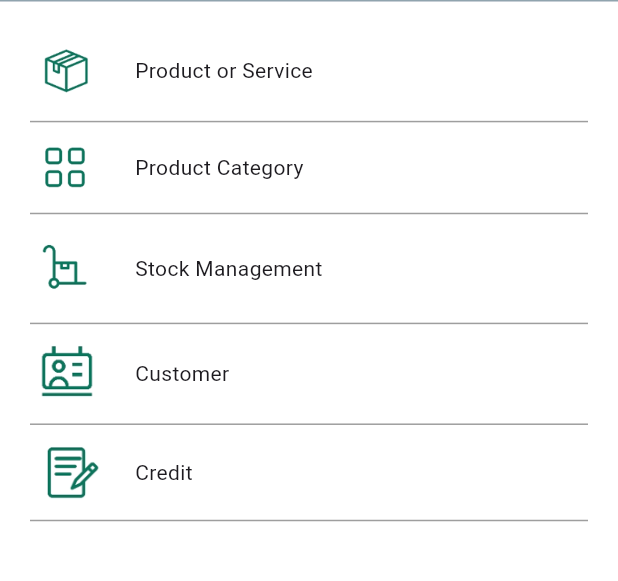
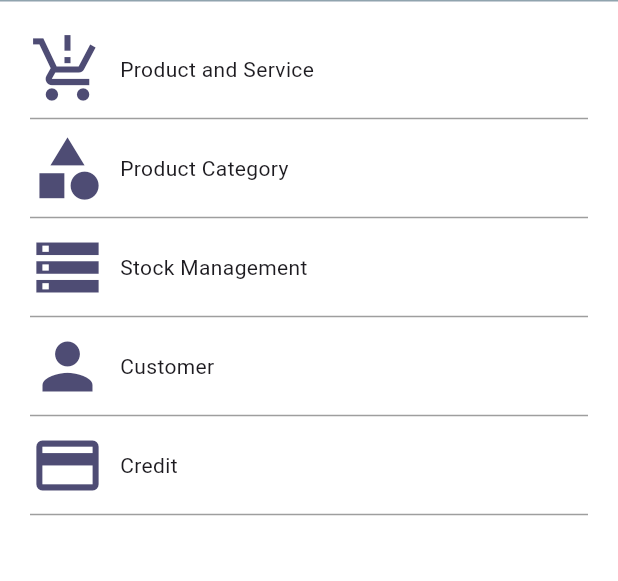
Before and after one commit to Farhanzh123/CashierSek, a Flutter app: the Management screen opened directly, on a phone screen of 412 x 824 dp, the part 84-665 px from its top. Run offline on Flutter 3.47's test engine with Material 3 defaults, Android fonts, the light colour scheme and no system bars; our stand-ins replace dotted_border, flutter_svg, image_picker.

Commit message:
class menuwidget "icon"

```diff
--- a/lib/page/drawerpages/Management.dart
+++ b/lib/page/drawerpages/Management.dart
@@ -45,166 +45,52 @@ class _ManagementState extends State<Management> {
             )),
       ),
       drawer: Drawer(
-          child: DrawerPage(),
-        // ListView(
-        //   padding: EdgeInsets.zero,
-        //   children: <Widget>[
-        //     Container(
-        //       height: MediaQuery.of(context).size.height * 0.2,
-        //       child: DrawerHeader(
-        //           decoration: BoxDecoration(
-        //             color: Colors.green,
-        //           ),
-        //           child: Center(
-        //             child: Column(
-        //               mainAxisAlignment: MainAxisAlignment.center,
-        //               children: [
-        //                 Row(
-        //                   children: [
-        //                     Column(
-        //                       children: [
-        //                         Icon(
-        //                           Icons.account_circle_sharp,
-        //                           size: 50,
-        //                         )
-        //                       ],
-        //                     ),
-        //                     SizedBox(
-        //                       width: 10,
-        //                     ),
-        //                     Column(
-        //                         crossAxisAlignment: CrossAxisAlignment.start,
-        //                         children: [
-        //                           Text(
-        //                             "Samtion",
-        //                             style: TextStyle(
-        //                                 fontWeight: FontWeight.bold,
-        //                                 fontSize: 18),
-        //                           ),
-        //                           Text(
-        //                             "Owner",
-        //                             style: TextStyle(fontSize: 14),
-        //                           )
-        //                         ])
-        //                   ],
-        //                 ),
-        //               ],
-        //             ),
-        //           )),
-        //     ),
-
-        //     DrawerMenuWidget(
-        //       page: Management(),
-        //       text: 'Management',
-        //     ),
-        //     DrawerMenuWidget(
-        //       page: Management(),
-        //       text: 'Sales Transaction',
-        //     ),
-        //     DrawerMenuWidget(
-        //       page: Management(),
-        //       text: 'Credit',
-        //     ),
-        //     DrawerMenuWidget(
-        //       page: Management(),
-        //       text: 'PPOB',
-        //     ),
-        //     DrawerMenuWidget(
-        //       page: Management(),
-        //       text: 'Report',
-        //     ),
-        //     DrawerMenuWidget(
-        //       page: Management(),
-        //       text: 'Setting',
-        //     ),
-        //     Padding(
-        //       padding: const EdgeInsets.symmetric(vertical: 10, horizontal: 30),
-        //       child: OutlinedButton(
-        //         onPressed: () {},
-        //         child: Text(
-        //           'Integrate E-Wallet',
-        //           style: TextStyle(color: Colors.black),
-        //         ),
-        //         style: OutlinedButton.styleFrom(
-        //           side: BorderSide(color: Colors.green),
-        //           shape: RoundedRectangleBorder(
-        //             borderRadius: BorderRadius.circular(10)
-        //           )
-        //         ),
-        //       ),
-        //     ),
-        //     DrawerMenuWidget(
-        //       page: Management(),
-        //       text: 'Referral',
-        //     ),
-        //     DrawerMenuWidget(
-        //       page: Management(),
-        //       text: 'My Online Store',
-        //     ),
-        //     DrawerMenuWidget(
-        //       page: Management(),
-        //       text: 'Help & Support',
-        //     ),
-        //     DrawerMenuWidget(
-        //       page: Management(),
-        //       text: 'Sync',
-        //     ),
-
-        //     const Padding(
-        //       padding: EdgeInsets.symmetric(horizontal: 30, ),
-
-        //       child: Text('26-11-2024',
-        //       style: TextStyle(
-        //         color: Colors.grey
-        //       ),),
-        //     ),
-        //   ],
-        // ),
+        child: DrawerPage(),
       ),
       body: Padding(
         padding: const EdgeInsets.all(20.0),
         child: ListView(
           children: [
-            customMenuWidget(
-              page: Product(),
-              image: "menu_1.png",
-              text: "Product or Service",
+            MenuWidget(
+              text_menu: "Product and Service",
+              icon: Icons.production_quantity_limits,
+              tujuan_menu: Product(),
             ),
             Divider(
               color: Colors.grey,
             ),
-            customMenuWidget(
-              page: Samplepage2(),
-              image: "menu_2.png",
-              text: "Product Category",
+            MenuWidget(
+              text_menu: "Product Category",
+              icon: Icons.category,
+              tujuan_menu: Samplepage2(),
             ),
             Divider(
               color: Colors.grey,
             ),
-            customMenuWidget(
-              page: Samplepage3(),
-              image: "menu_3.png",
-              text: "Stock Management",
+            MenuWidget(
+              text_menu: "Stock Management",
+              icon: Icons.storage,
+              tujuan_menu: Samplepage3(),
             ),
             Divider(
               color: Colors.grey,
             ),
-            customMenuWidget(
-              page: Samplepage4(),
-              image: "menu_4.png",
-              text: "Customer",
+            MenuWidget(
+              text_menu: "Customer",
+              icon: Icons.person,
+              tujuan_menu: Samplepage4(),
             ),
             Divider(
               color: Colors.grey,
             ),
-            customMenuWidget(
-              page: Samplepage5(),
-              image: "menu_5.png",
-              text: "Credit",
+            MenuWidget(
+              text_menu: "Credit",
+              icon: Icons.credit_card,
+              tujuan_menu: Samplepage5(),
             ),
             Divider(
               color: Colors.grey,
-            ),
+            )
           ],
         ),
       ),
@@ -212,30 +98,35 @@ class _ManagementState extends State<Management> {
   }
 }
 
-class customMenuWidget extends StatelessWidget {
-  Widget? page;
-  String? image;
-  String? text;
-  customMenuWidget({super.key, this.page, this.image = '', this.text = ''});
+class MenuWidget extends StatelessWidget {
+  final String text_menu;
+  final IconData icon; // Ganti image_path dengan icon
+  final Widget? tujuan_menu;
+
+  MenuWidget({
+    super.key,
+    required this.text_menu,
+    required this.icon, // Pastikan icon diisi
+    this.tujuan_menu,
+  });
 
   @override
   Widget build(BuildContext context) {
     return InkWell(
       onTap: () {
-        Navigator.push(context, MaterialPageRoute(builder: (context) => page!));
+        Navigator.push(
+          context,
+          MaterialPageRoute(builder: (context) => tujuan_menu!),
+        );
       },
       child: Column(
         children: [
           Row(
             children: [
-              Image.asset(
-                "image/$image",
-                width: 50,
-              ),
-              SizedBox(
-                width: 20,
-              ), // image (icon)
-              Text("$text"), // text (nama menu)
+              Icon(icon, size: 50,color: Color.fromARGB(255, 78, 76, 116),
+              ), // Ganti Image.asset dengan Icon
+              SizedBox(width: 10), // Tambahkan jarak antara ikon dan teks
+              Text(text_menu),
             ],
           ),
         ],
@@ -243,38 +134,3 @@ class customMenuWidget extends StatelessWidget {
     );
   }
 }
-
-class DrawerMenuWidget extends StatelessWidget {
-  Widget? page;
-  String? image;
-  String? text;
-  DrawerMenuWidget({super.key, this.page, this.image = '', this.text = ''});
-
-  @override
-  Widget build(BuildContext context) {
-    return Padding(
-      padding: const EdgeInsets.all(10.0),
-      child: InkWell(
-        onTap: () {
-          Navigator.push(context, MaterialPageRoute(builder: (context) => page!));
-        },
-        child: Column(
-          children: [
-            Row(
-              children: [
-                SizedBox(
-                  width: 20,
-                ),
-                Text("$text",
-                style: TextStyle(
-                  fontSize: 16
-                ),
-                ),
-              ],
-            ),
-          ],
-        ),
-      ),
-    );
-  }
-}
```
